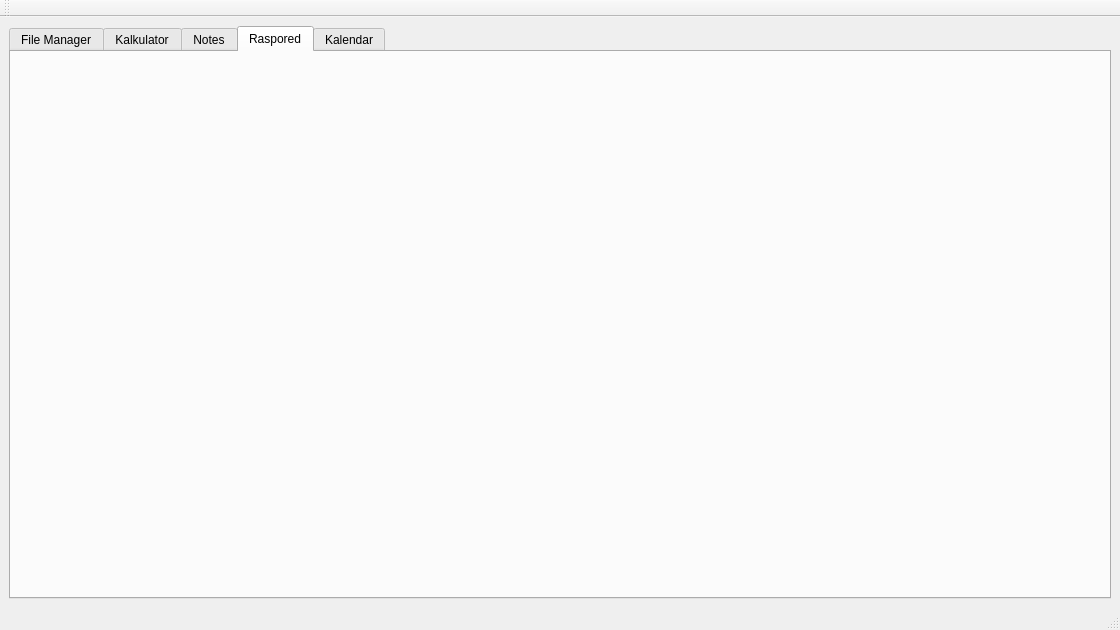
This is matfHub/mainwindow.ui in milalukic/matfHub as Qt 5 draws it before an edit. The edited form follows.
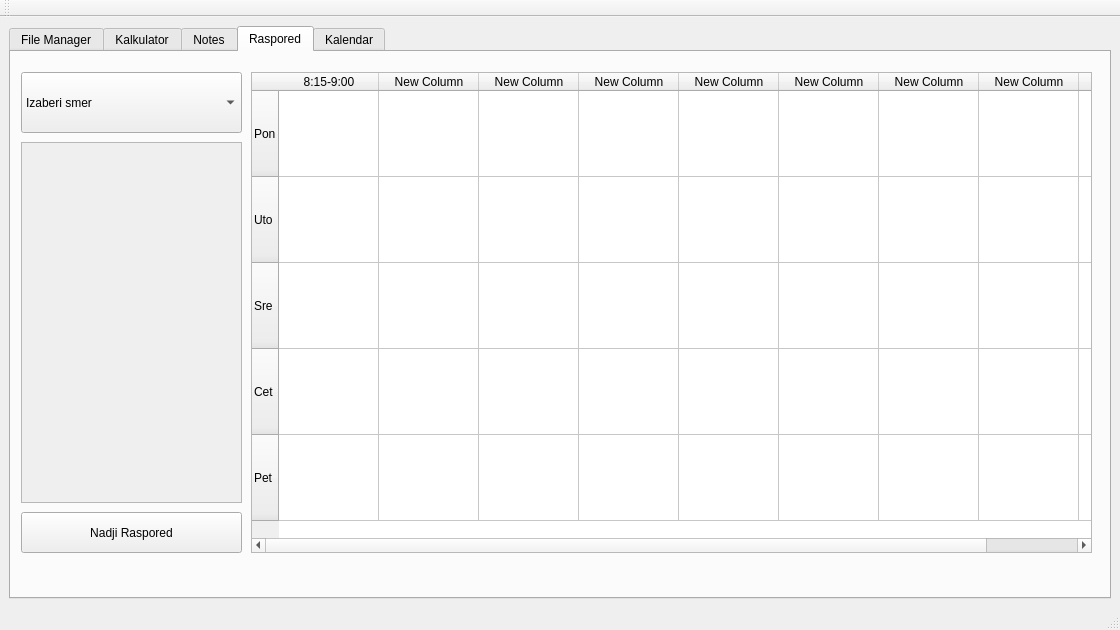
This is the edited form. The open tabs and pages were chosen to show the change. Icons and pictures are not drawn.

Commit message: Napravljen placeholder layout za raspored

Diff of the .ui file:
```diff
--- a/matfHub/mainwindow.ui
+++ b/matfHub/mainwindow.ui
@@ -1018,6 +1018,159 @@
        <attribute name="title">
         <string>Raspored</string>
        </attribute>
+       <widget class="QComboBox" name="smerBox">
+        <property name="geometry">
+         <rect>
+          <x>10</x>
+          <y>20</y>
+          <width>221</width>
+          <height>61</height>
+         </rect>
+        </property>
+        <property name="currentText">
+         <string>Izaberi smer</string>
+        </property>
+        <property name="currentIndex">
+         <number>0</number>
+        </property>
+        <property name="placeholderText">
+         <string/>
+        </property>
+        <item>
+         <property name="text">
+          <string>Izaberi smer</string>
+         </property>
+        </item>
+        <item>
+         <property name="text">
+          <string>Informatika</string>
+         </property>
+        </item>
+        <item>
+         <property name="text">
+          <string>Matematika</string>
+         </property>
+        </item>
+       </widget>
+       <widget class="QScrollArea" name="examArea">
+        <property name="geometry">
+         <rect>
+          <x>10</x>
+          <y>90</y>
+          <width>221</width>
+          <height>361</height>
+         </rect>
+        </property>
+        <property name="widgetResizable">
+         <bool>true</bool>
+        </property>
+        <widget class="QWidget" name="scrollAreaWidgetContents">
+         <property name="geometry">
+          <rect>
+           <x>0</x>
+           <y>0</y>
+           <width>219</width>
+           <height>359</height>
+          </rect>
+         </property>
+        </widget>
+       </widget>
+       <widget class="QTableWidget" name="scheduleTable">
+        <property name="geometry">
+         <rect>
+          <x>240</x>
+          <y>20</y>
+          <width>841</width>
+          <height>481</height>
+         </rect>
+        </property>
+        <attribute name="verticalHeaderDefaultSectionSize">
+         <number>86</number>
+        </attribute>
+        <row>
+         <property name="text">
+          <string>Pon</string>
+         </property>
+        </row>
+        <row>
+         <property name="text">
+          <string>Uto</string>
+         </property>
+        </row>
+        <row>
+         <property name="text">
+          <string>Sre</string>
+         </property>
+        </row>
+        <row>
+         <property name="text">
+          <string>Cet</string>
+         </property>
+        </row>
+        <row>
+         <property name="text">
+          <string>Pet</string>
+         </property>
+        </row>
+        <column>
+         <property name="text">
+          <string>8:15-9:00</string>
+         </property>
+        </column>
+        <column>
+         <property name="text">
+          <string>New Column</string>
+         </property>
+        </column>
+        <column>
+         <property name="text">
+          <string>New Column</string>
+         </property>
+        </column>
+        <column>
+         <property name="text">
+          <string>New Column</string>
+         </property>
+        </column>
+        <column>
+         <property name="text">
+          <string>New Column</string>
+         </property>
+        </column>
+        <column>
+         <property name="text">
+          <string>New Column</string>
+         </property>
+        </column>
+        <column>
+         <property name="text">
+          <string>New Column</string>
+         </property>
+        </column>
+        <column>
+         <property name="text">
+          <string>New Column</string>
+         </property>
+        </column>
+        <column>
+         <property name="text">
+          <string>New Column</string>
+         </property>
+        </column>
+       </widget>
+       <widget class="QPushButton" name="rasporedStartButton">
+        <property name="geometry">
+         <rect>
+          <x>10</x>
+          <y>460</y>
+          <width>221</width>
+          <height>41</height>
+         </rect>
+        </property>
+        <property name="text">
+         <string>Nadji Raspored</string>
+        </property>
+       </widget>
       </widget>
       <widget class="QWidget" name="KalendarTab">
        <attribute name="title">
```
Left out of the diff: 11 changed lines with no effect on the pictures. The commit also changes 5 other files.
